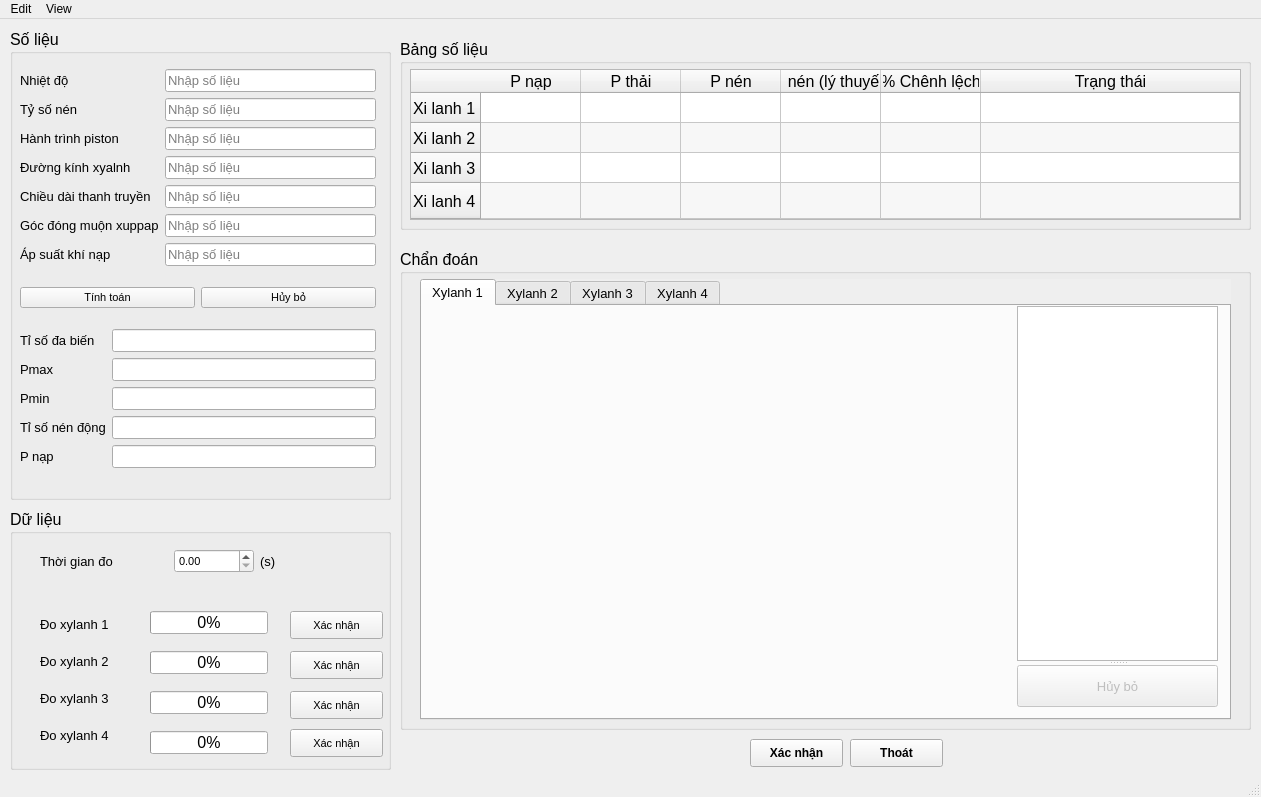
Above: GUI/GUImain.ui from Phamthinh02/Luan_van before the change. Below: the same form after it.
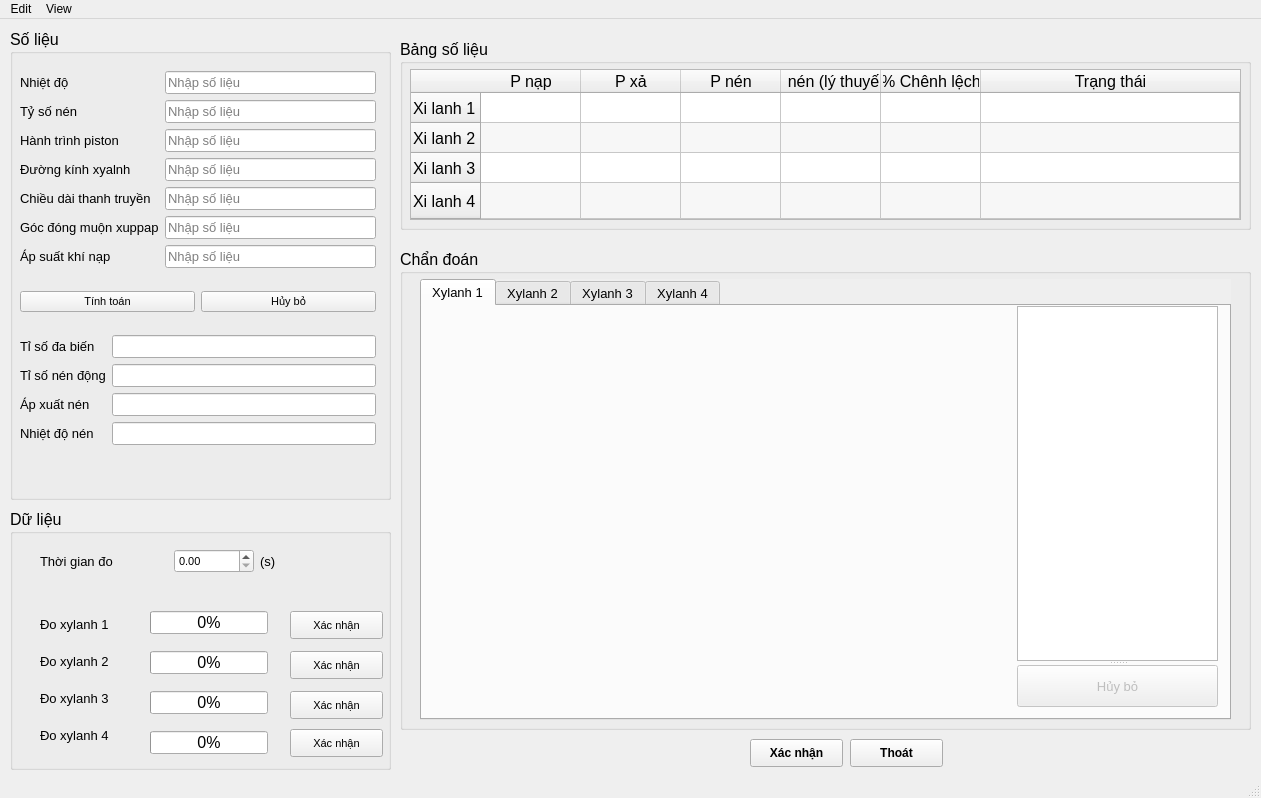
That is the form after the change.

The edit to the form file:
```diff
--- a/GUI/GUImain.ui
+++ b/GUI/GUImain.ui
@@ -7,7 +7,7 @@
     <x>0</x>
     <y>0</y>
     <width>1261</width>
-    <height>797</height>
+    <height>798</height>
    </rect>
   </property>
   <property name="windowTitle">
@@ -37,7 +37,7 @@
        <x>10</x>
        <y>25</y>
        <width>356</width>
-       <height>430</height>
+       <height>408</height>
       </rect>
      </property>
      <layout class="QGridLayout" name="LT_foreseen">
@@ -239,7 +239,7 @@
       </item>
       <item row="2" column="0" colspan="2">
        <layout class="QGridLayout" name="gridLayout_4">
-        <item row="3" column="0">
+        <item row="1" column="0">
          <widget class="QLabel" name="label_dym_comp_rat">
           <property name="font">
            <font>
@@ -251,49 +251,7 @@
           </property>
          </widget>
         </item>
-        <item row="2" column="0">
-         <widget class="QLabel" name="label_Compression_min">
-          <property name="font">
-           <font>
-            <pointsize>10</pointsize>
-           </font>
-          </property>
-          <property name="text">
-           <string>Pmin</string>
-          </property>
-         </widget>
-        </item>
-        <item row="4" column="1">
-         <widget class="QLineEdit" name="LE_load">
-          <property name="font">
-           <font>
-            <pointsize>10</pointsize>
-           </font>
-          </property>
-          <property name="readOnly">
-           <bool>true</bool>
-          </property>
-          <property name="placeholderText">
-           <string/>
-          </property>
-         </widget>
-        </item>
         <item row="1" column="1">
-         <widget class="QLineEdit" name="LE_Compression">
-          <property name="font">
-           <font>
-            <pointsize>10</pointsize>
-           </font>
-          </property>
-          <property name="readOnly">
-           <bool>true</bool>
-          </property>
-          <property name="placeholderText">
-           <string/>
-          </property>
-         </widget>
-        </item>
-        <item row="3" column="1">
          <widget class="QLineEdit" name="LE_dym_comp_rat">
           <property name="font">
            <font>
@@ -308,45 +266,6 @@
           </property>
          </widget>
         </item>
-        <item row="4" column="0">
-         <widget class="QLabel" name="label_load">
-          <property name="font">
-           <font>
-            <pointsize>10</pointsize>
-           </font>
-          </property>
-          <property name="text">
-           <string>P nạp</string>
-          </property>
-         </widget>
-        </item>
-        <item row="1" column="0">
-         <widget class="QLabel" name="label_Compression">
-          <property name="font">
-           <font>
-            <pointsize>10</pointsize>
-           </font>
-          </property>
-          <property name="text">
-           <string>Pmax</string>
-          </property>
-         </widget>
-        </item>
-        <item row="2" column="1">
-         <widget class="QLineEdit" name="LE_Compression_min">
-          <property name="font">
-           <font>
-            <pointsize>10</pointsize>
-           </font>
-          </property>
-          <property name="readOnly">
-           <bool>true</bool>
-          </property>
-          <property name="placeholderText">
-           <string/>
-          </property>
-         </widget>
-        </item>
         <item row="0" column="0">
          <widget class="QLabel" name="label_n">
           <property name="font">
@@ -359,6 +278,33 @@
           </property>
          </widget>
         </item>
+        <item row="3" column="0">
+         <widget class="QLabel" name="label_Comp_temp_F">
+          <property name="font">
+           <font>
+            <pointsize>10</pointsize>
+           </font>
+          </property>
+          <property name="text">
+           <string>Nhiệt độ nén</string>
+          </property>
+         </widget>
+        </item>
+        <item row="3" column="1">
+         <widget class="QLineEdit" name="LE_Comp_temp_F">
+          <property name="font">
+           <font>
+            <pointsize>10</pointsize>
+           </font>
+          </property>
+          <property name="readOnly">
+           <bool>true</bool>
+          </property>
+          <property name="placeholderText">
+           <string/>
+          </property>
+         </widget>
+        </item>
         <item row="0" column="1">
          <widget class="QLineEdit" name="LE_n">
           <property name="font">
@@ -374,6 +320,33 @@
           </property>
          </widget>
         </item>
+        <item row="2" column="1">
+         <widget class="QLineEdit" name="LE_Compression">
+          <property name="font">
+           <font>
+            <pointsize>10</pointsize>
+           </font>
+          </property>
+          <property name="readOnly">
+           <bool>true</bool>
+          </property>
+          <property name="placeholderText">
+           <string/>
+          </property>
+         </widget>
+        </item>
+        <item row="2" column="0">
+         <widget class="QLabel" name="label_Compression">
+          <property name="font">
+           <font>
+            <pointsize>10</pointsize>
+           </font>
+          </property>
+          <property name="text">
+           <string>Áp xuất nén</string>
+          </property>
+         </widget>
+        </item>
        </layout>
       </item>
      </layout>
@@ -757,7 +730,7 @@
      </column>
      <column>
       <property name="text">
-       <string>P thải</string>
+       <string>P xả</string>
       </property>
      </column>
      <column>
```
Left out of the diff: 120 changed lines with no effect on the pictures.
